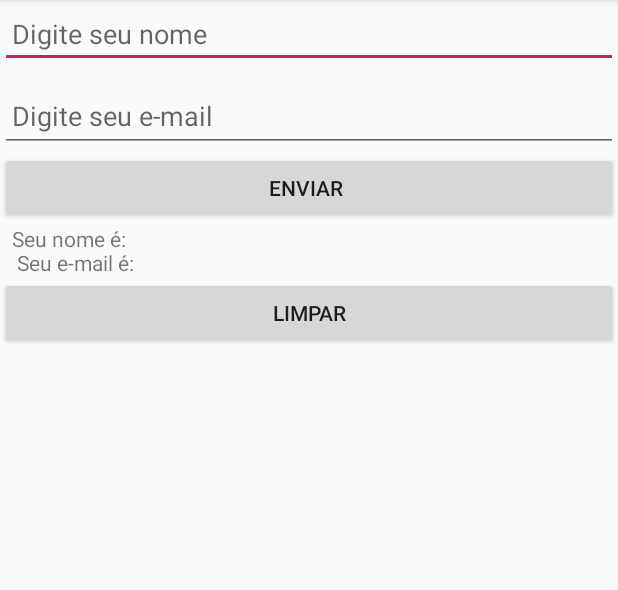
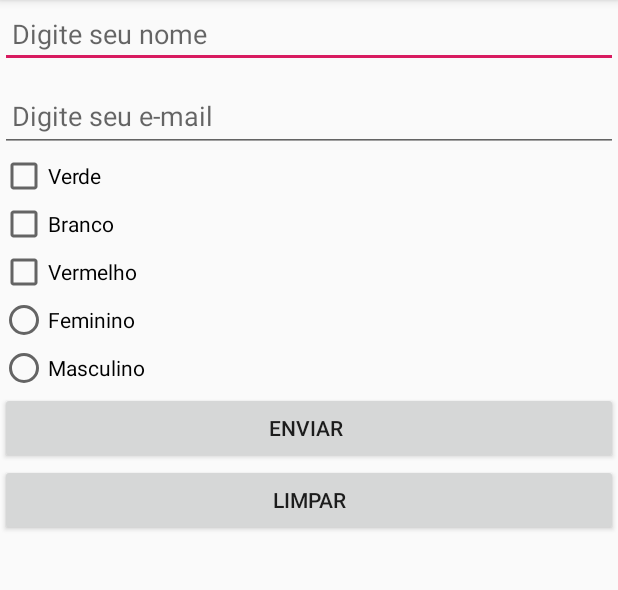
Before and after one commit to HeltonsLeal/Teste-de-Caixas, an Android app: the screen it shows after launch (MainActivity), after a tap on "ENVIAR", on a phone screen of 412 x 824 dp, the part 84-674 px from its top. Run offline under Robolectric (Android 15) with nearby library versions, the phone set to English and light mode, and no system bars.

Commit message:
calculadora

```diff
--- a/app/src/main/java/com/silver7/calculadoradegorjeta/MainActivity.java
+++ b/app/src/main/java/com/silver7/calculadoradegorjeta/MainActivity.java
@@ -4,7 +4,10 @@ import androidx.appcompat.app.AppCompatActivity;
 
 import android.os.Bundle;
 import android.view.View;
+import android.widget.CheckBox;
 import android.widget.EditText;
+import android.widget.RadioButton;
+import android.widget.RadioGroup;
 import android.widget.TextView;
 
 import com.google.android.material.textfield.TextInputEditText;
@@ -14,26 +17,103 @@ public class MainActivity extends AppCompatActivity {
     private EditText campoNome;
     private TextInputEditText campoEmail;
     private TextView textoResultado;
+    private CheckBox checkVerde, checkBranco, checkVermelho;
+    private RadioButton sexoMasculino, sexoFeminino;
+    private RadioGroup opcaoSexo;
 
     @Override
     protected void onCreate(Bundle savedInstanceState) {
         super.onCreate(savedInstanceState);
         setContentView(R.layout.activity_main);
 
-        campoNome = findViewById(R.id.editNome);
-        campoEmail = findViewById(R.id.editEmail);
-        textoResultado = findViewById(R.id.textResult);
+        campoNome       = findViewById(R.id.editNome);
+        campoEmail      = findViewById(R.id.editEmail);
+        textoResultado  = findViewById(R.id.textResult);
+
+        //checkBox
+        checkVerde      = findViewById(R.id.checkVerde);
+        checkBranco     = findViewById(R.id.checkBranco);
+        checkVermelho   = findViewById(R.id.checkVermelho);
+
+        //RadioButton
+        sexoFeminino    = findViewById(R.id.radioButtonFeminino);
+        sexoMasculino   = findViewById(R.id.radioButtonMasculino);
+        opcaoSexo       = findViewById(R.id.RadioGroupSexo);
+
+        radioButton();
+    }
+
+
+    public void radioButton (){
+
+        opcaoSexo.setOnCheckedChangeListener(new RadioGroup.OnCheckedChangeListener() {
+            @Override
+            public void onCheckedChanged(RadioGroup group, int checkedId) {
+
+                if (checkedId == R.id.radioButtonMasculino){
+                    textoResultado.setText("Sexo Maculino Selecionado");
+
+                }else if (checkedId == R.id.radioButtonFeminino){
+                    textoResultado.setText("Sexo Feminino Selecionado");
+                }
+            }
+        });
+
+        /*
+        String texto ="";
+        if (sexoFeminino.isChecked()) {
+            texto = "Sexo Feminino Selecionado";
+
+        }
+        if (sexoMasculino.isChecked()){
+            texto = "Sexo Masculino Selecionado";
+        }
+        textoResultado.setText(texto);
+
+         */
 
     }
 
+
+
     public void enviar(View view){
 
-        String nome = campoNome.getText().toString();
-        String email = campoEmail.getText().toString();
+        radioButton();
+        //checkBox();
+
+     /*
+        String nome     = campoNome.getText().toString();
+        String email    = campoEmail.getText().toString();
 
         textoResultado.setText("Seu nome é: "+nome+"\n Seu e-mail é:"+email);
 
+      */
+
     }
+
+    public void checkBox (){
+
+        String texto = "";
+        if (checkVerde.isChecked()){
+
+            texto = "Verde Selecionado - ";
+
+        }
+        if (checkBranco.isChecked()){
+
+            texto = texto + "Branco Selecionado - ";
+
+        }
+        if (checkVermelho.isChecked()){
+
+            texto = texto + "Vermelho Selecionado - ";
+
+        }
+
+        textoResultado.setText(texto);
+    }
+
+
 
     public void limpar (View view){
 
--- a/app/src/main/res/layout/activity_main.xml
+++ b/app/src/main/res/layout/activity_main.xml
@@ -29,6 +29,42 @@
             android:paddingLeft="8dp" />
     </com.google.android.material.textfield.TextInputLayout>
 
+    <CheckBox
+        android:id="@+id/checkVerde"
+        android:layout_width="match_parent"
+        android:layout_height="wrap_content"
+        android:text="Verde" />
+
+    <CheckBox
+        android:id="@+id/checkBranco"
+        android:layout_width="match_parent"
+        android:layout_height="wrap_content"
+        android:text="Branco" />
+
+    <CheckBox
+        android:id="@+id/checkVermelho"
+        android:layout_width="match_parent"
+        android:layout_height="wrap_content"
+        android:text="Vermelho" />
+
+    <RadioGroup
+        android:id="@+id/RadioGroupSexo"
+        android:layout_width="match_parent"
+        android:layout_height="wrap_content">
+
+        <RadioButton
+            android:id="@+id/radioButtonFeminino"
+            android:layout_width="match_parent"
+            android:layout_height="wrap_content"
+            android:text="Feminino" />
+
+        <RadioButton
+            android:id="@+id/radioButtonMasculino"
+            android:layout_width="match_parent"
+            android:layout_height="wrap_content"
+            android:text="Masculino" />
+    </RadioGroup>
+
     <Button
         android:id="@+id/button3"
         android:layout_width="match_parent"
@@ -37,12 +73,6 @@
         android:paddingLeft="8dp"
         android:text="ENVIAR" />
 
-    <TextView
-        android:id="@+id/textResult"
-        android:layout_width="match_parent"
-        android:layout_height="wrap_content"
-        android:paddingLeft="8dp" />
-
     <Button
         android:id="@+id/button2"
         android:layout_width="match_parent"
@@ -50,4 +80,10 @@
         android:onClick="limpar"
         android:text="LIMPAR" />
 
+    <TextView
+        android:id="@+id/textResult"
+        android:layout_width="match_parent"
+        android:layout_height="wrap_content"
+        android:paddingLeft="8dp" />
+
 </LinearLayout>
```
